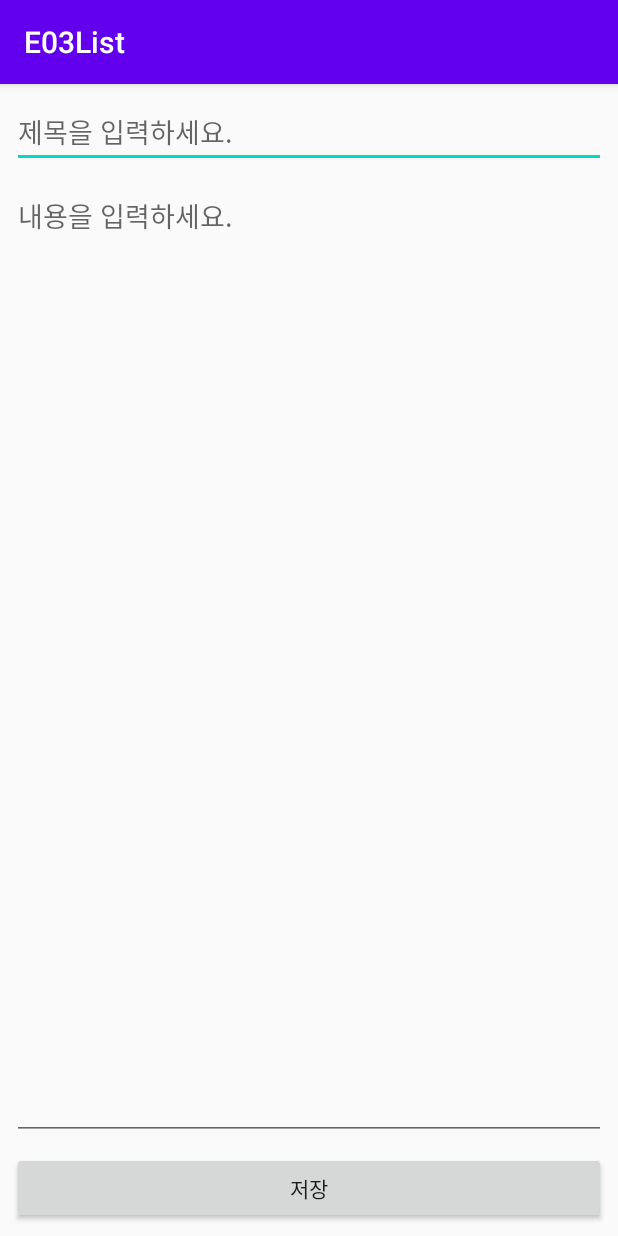
After one commit to coyomy47/android_hw2, an Android app: the MemoActivity screen opened directly, with no data from a screen before it, on a phone screen of 412 x 824 dp. The commit adds this screen. Run offline under Robolectric (Android 15) with nearby library versions, the phone set to English and light mode, and no system bars.

Commit message:
recycleview3

```diff
--- a/app/src/main/AndroidManifest.xml
+++ b/app/src/main/AndroidManifest.xml
@@ -9,7 +9,9 @@
         android:roundIcon="@mipmap/ic_launcher_round"
         android:supportsRtl="true"
         android:theme="@style/AppTheme">
-        <activity android:name=".RecyclerView2Activity"></activity>
+        <activity android:name=".RecyclerView3Activity"></activity>
+        <activity android:name=".MemoActivity" />
+        <activity android:name=".RecyclerView2Activity" />
         <activity android:name=".RecyclerView1Activity" />
         <activity android:name=".ListViewActivity" />
         <activity android:name=".MainActivity">
--- a/app/src/main/java/net/skhu/MainActivity.java
+++ b/app/src/main/java/net/skhu/MainActivity.java
@@ -28,6 +28,11 @@ public class MainActivity extends AppCompatActivity {
         Intent intent = new Intent(this, RecyclerView2Activity.class);
         startActivity(intent);
     }
+    public void btnRecyclerView3_clicked(View view) {
+        Intent intent = new Intent(this, RecyclerView3Activity.class);
+        startActivity(intent);
+    }
+
 
 
 
--- /dev/null
+++ b/app/src/main/java/net/skhu/MemoActivity.java
@@ -0,0 +1,58 @@
+package net.skhu;
+
+import androidx.appcompat.app.AppCompatActivity;
+
+import android.content.Intent;
+import android.os.Bundle;
+import android.view.View;
+import android.widget.Button;
+import android.widget.EditText;
+
+import java.util.Date;
+
+public class MemoActivity extends AppCompatActivity {
+
+    @Override
+    protected void onCreate(Bundle savedInstanceState) {
+        super.onCreate(savedInstanceState);
+        setContentView(R.layout.activity_memo);
+
+        final EditText editText_title = (EditText) findViewById(R.id.editText_title);
+        final EditText editText_content = (EditText) findViewById(R.id.editText_content);
+        Memo memo = (Memo)getIntent().getSerializableExtra("MEMO");
+        if (memo != null) {
+            editText_title.setText(memo.getTitle());
+            editText_content.setText(memo.getBody());
+        }
+
+        Button button = (Button) findViewById(R.id.btnSave);
+        View.OnClickListener listener = new View.OnClickListener() {
+            @Override
+            public void onClick(View view) {
+                String title = editText_title.getText().toString();
+                if (isEmptyOrWhiteSpace(title)) {
+                    editText_title.setError("제목을 입력하세요");
+                    return;
+                }
+
+                String body = editText_content.getText().toString();
+                if (isEmptyOrWhiteSpace(body)) {
+                    editText_content.setError("내용을 입력하세요");
+                    return;
+                }
+
+                Memo memo = new Memo(title, body, new Date());
+                Intent intent = new Intent();
+                intent.putExtra("MEMO", memo);
+                setResult(RESULT_OK, intent);
+                finish();
+            }
+        };
+        button.setOnClickListener(listener);
+    }
+
+    static boolean isEmptyOrWhiteSpace(String s) {
+        if (s == null) return true;
+        return s.toString().trim().length() == 0;
+    }
+}
--- /dev/null
+++ b/app/src/main/res/layout/activity_memo.xml
@@ -0,0 +1,58 @@
+<?xml version="1.0" encoding="utf-8"?>
+<androidx.constraintlayout.widget.ConstraintLayout xmlns:android="http://schemas.android.com/apk/res/android"
+    xmlns:app="http://schemas.android.com/apk/res-auto"
+    xmlns:tools="http://schemas.android.com/tools"
+    android:layout_width="match_parent"
+    android:layout_height="match_parent"
+    tools:context=".MemoActivity">
+
+    <EditText
+        android:id="@+id/editText_title"
+        android:layout_width="0dp"
+        android:layout_height="wrap_content"
+        android:layout_marginStart="8dp"
+        android:layout_marginLeft="8dp"
+        android:layout_marginTop="8dp"
+        android:layout_marginEnd="8dp"
+        android:layout_marginRight="8dp"
+        android:ems="10"
+        android:hint="@string/input_title"
+        android:inputType="text"
+        app:layout_constraintEnd_toEndOf="parent"
+        app:layout_constraintStart_toStartOf="parent"
+        app:layout_constraintTop_toTopOf="parent" />
+
+    <EditText
+        android:id="@+id/editText_content"
+        android:layout_width="0dp"
+        android:layout_height="0dp"
+        android:layout_marginStart="8dp"
+        android:layout_marginLeft="8dp"
+        android:layout_marginTop="8dp"
+        android:layout_marginEnd="8dp"
+        android:layout_marginRight="8dp"
+        android:layout_marginBottom="8dp"
+        android:ems="10"
+        android:gravity="top"
+        android:hint="@string/input_content"
+        android:inputType="textMultiLine"
+        app:layout_constraintBottom_toTopOf="@+id/btnSave"
+        app:layout_constraintEnd_toEndOf="parent"
+        app:layout_constraintStart_toStartOf="parent"
+        app:layout_constraintTop_toBottomOf="@+id/editText_title" />
+
+    <Button
+        android:id="@+id/btnSave"
+        android:layout_width="0dp"
+        android:layout_height="wrap_content"
+        android:layout_marginStart="8dp"
+        android:layout_marginLeft="8dp"
+        android:layout_marginEnd="8dp"
+        android:layout_marginRight="8dp"
+        android:layout_marginBottom="8dp"
+        android:text="@string/save"
+        app:layout_constraintBottom_toBottomOf="parent"
+        app:layout_constraintEnd_toEndOf="parent"
+        app:layout_constraintStart_toStartOf="parent" />
+
+</androidx.constraintlayout.widget.ConstraintLayout>
--- a/app/src/main/res/values/strings.xml
+++ b/app/src/main/res/values/strings.xml
@@ -5,4 +5,8 @@
     <string name="doYouWantToDelete">삭제하시겠습니까?</string>
     <string name="yes">예</string>
     <string name="no">아니오</string>
+    <string name="input_title">제목을 입력하세요.</string>
+    <string name="input_content">내용을 입력하세요.</string>
+    <string name="save">저장</string>
+    <string name="action_create">생성</string>
 </resources>
```
Also changed, not shown: app/src/main/java/net/skhu/Memo.java (+18 -2 lines), app/src/main/java/net/skhu/RecyclerView3Activity.java (added, +101 -0 lines), app/src/main/java/net/skhu/RecyclerView3Adapter.java (added, +89 -0 lines), app/src/main/res/layout/activity_main.xml (+11 -0 lines), app/src/main/res/layout/activity_recycler_view3.xml (added, +16 -0 lines), app/src/main/res/menu/menu_recycler_view3.xml (added, +13 -0 lines).
